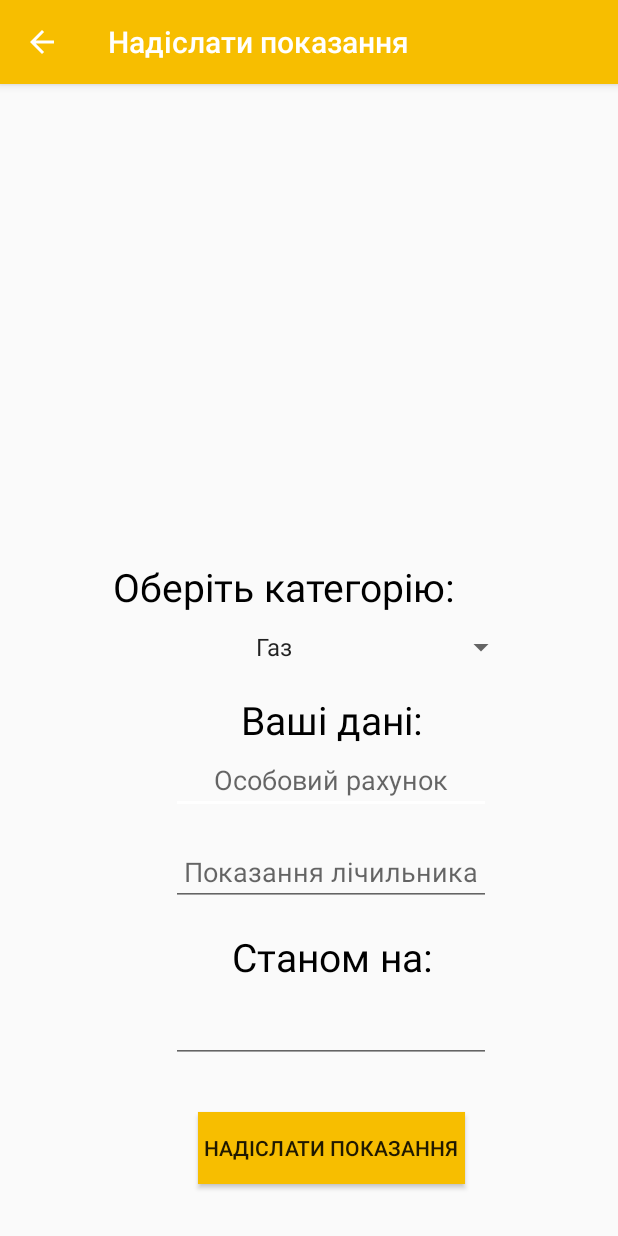
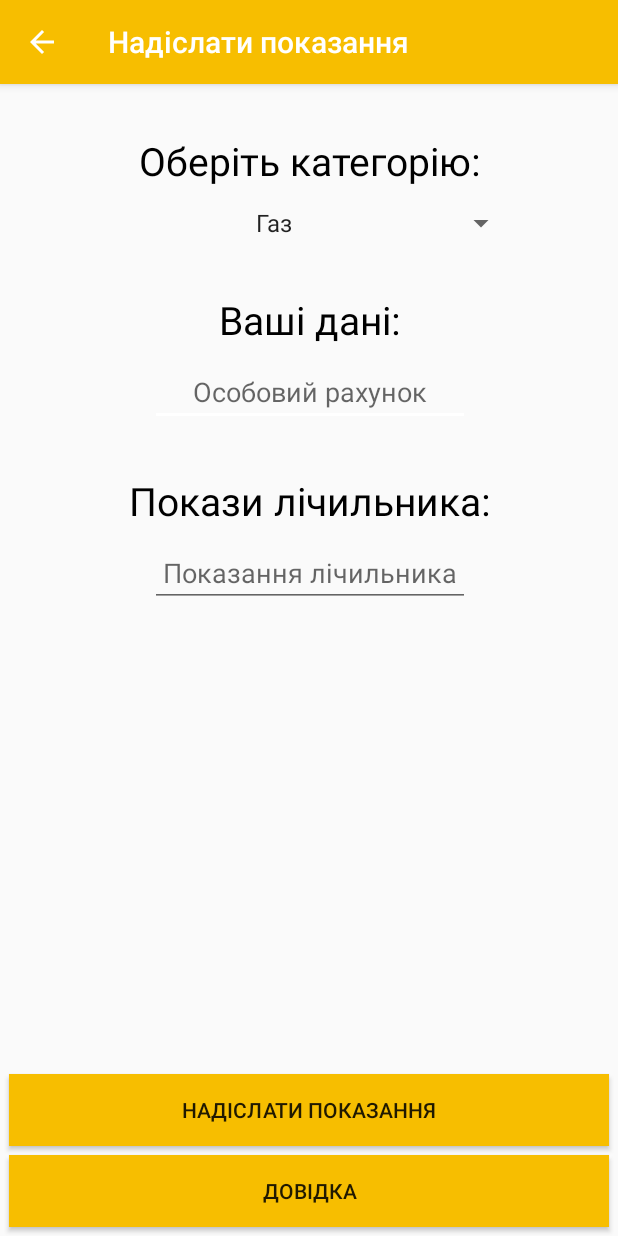
Before and after one commit to Nikolay995/AdroidApp, an Android app: the DataSend screen opened directly, with no data from a screen before it, on a phone screen of 412 x 824 dp. Run offline under Robolectric (Android 15) with nearby library versions, the phone set to English and light mode, and no system bars.

Commit message:
DataSend and Calculate activities added

```diff
--- a/app/src/main/java/com/apps/kondratenko/platizhka/DataSend.java
+++ b/app/src/main/java/com/apps/kondratenko/platizhka/DataSend.java
@@ -1,11 +1,19 @@
 package com.apps.kondratenko.platizhka;
 
+import android.content.Intent;
+import android.net.Uri;
 import android.os.Bundle;
 import android.support.design.widget.FloatingActionButton;
 import android.support.design.widget.Snackbar;
 import android.support.v7.app.AppCompatActivity;
 import android.support.v7.widget.Toolbar;
+import android.telephony.SmsManager;
+import android.text.TextUtils;
 import android.view.View;
+import android.widget.Button;
+import android.widget.EditText;
+import android.widget.Spinner;
+import android.widget.Toast;
 
 public class DataSend extends AppCompatActivity {
 
@@ -16,8 +24,54 @@ public class DataSend extends AppCompatActivity {
         Toolbar toolbar = (Toolbar) findViewById(R.id.toolbar);
         setSupportActionBar(toolbar);
 
+        Spinner spn = (Spinner) findViewById(R.id.spinner);
+        final String spnValue =spn.getSelectedItem().toString();
+
+
+        final EditText account = (EditText) findViewById(R.id.editText);
+        final String strAccount = account.getText().toString();
+
+        final EditText counter = (EditText) findViewById(R.id.editText2);
+        final String strCounter = counter.getText().toString();
 
         getSupportActionBar().setDisplayHomeAsUpEnabled(true);
-    }
+
+        Button btn = findViewById(R.id.button);
+        final String sendGasNumber = "7104";
+        final String sendLightNumber = "+380674606077";
+        final String sendWaterNumer = "+380483123486";
+        final String sendTESTNumber = "+380682361835";
+
+
+        btn.setOnClickListener(new View.OnClickListener() {
+            public void onClick(View v) {
+
+                 if(TextUtils.isEmpty(account.getText()) ){
+                     account.setError("Введіть особовий рахунок!");
+
+                }else if(TextUtils.isEmpty(counter.getText()) ){
+                     counter.setError("Введіть показання!");
+
+                }else if (spnValue.equals("Газ")){
+                     final String messageGas = strAccount + " "+ strCounter;
+                     sendSMS(sendGasNumber, messageGas);
+
+                }else if (spnValue.equals("Вода")){
+                     final String messageWater = strAccount + " "+ strCounter;
+                     sendSMS(sendTESTNumber, messageWater);
+
+                }else if (spnValue.equals("Світло")){
+                     final String messageLight = "1*"+strAccount + "*"+ strCounter;
+                     sendSMS(sendLightNumber, messageLight);
+            }}
+            private void sendSMS(String phoneNumber, String message)
+            {
+                SmsManager sms = SmsManager.getDefault();
+                sms.sendTextMessage(phoneNumber, null, message, null, null);
+            }
+        });}
+
+
+
 
 }
--- a/app/src/main/res/layout/content_data_send.xml
+++ b/app/src/main/res/layout/content_data_send.xml
@@ -12,105 +12,123 @@
         android:id="@+id/spinner"
         android:layout_width="0dp"
         android:layout_height="29dp"
-        android:layout_marginBottom="16dp"
         android:layout_marginEnd="67dp"
         android:layout_marginStart="67dp"
+        android:layout_marginTop="8dp"
         android:entries="@array/serviceList"
         android:gravity="center"
         android:textAlignment="center"
-        app:layout_constraintBottom_toTopOf="@+id/textView4"
         app:layout_constraintEnd_toEndOf="parent"
         app:layout_constraintHorizontal_bias="0.0"
-        app:layout_constraintStart_toStartOf="parent" />
+        app:layout_constraintStart_toStartOf="parent"
+        app:layout_constraintTop_toBottomOf="@+id/textView3" />
 
     <TextView
         android:id="@+id/textView3"
         android:layout_width="wrap_content"
-        android:layout_height="wrap_content"
-        android:layout_marginBottom="8dp"
+        android:layout_height="38dp"
+        android:layout_marginEnd="8dp"
         android:layout_marginStart="8dp"
+        android:layout_marginTop="32dp"
         android:gravity="center"
         android:text="Оберіть категорію:"
         android:textColor="#000000"
         android:textSize="26sp"
-        app:layout_constraintBottom_toTopOf="@+id/spinner"
-        app:layout_constraintStart_toStartOf="@+id/spinner" />
+        app:layout_constraintEnd_toEndOf="parent"
+        app:layout_constraintStart_toStartOf="parent"
+        app:layout_constraintTop_toTopOf="parent" />
+
+    <TextView
+        android:id="@+id/textView5"
+        android:layout_width="268dp"
+        android:layout_height="wrap_content"
+        android:layout_marginEnd="8dp"
+        android:layout_marginStart="8dp"
+        android:layout_marginTop="32dp"
+        android:gravity="center"
+        android:text="Покази лічильника:"
+        android:textColor="#000000"
+        android:textSize="26sp"
+        app:layout_constraintEnd_toEndOf="parent"
+        app:layout_constraintStart_toStartOf="parent"
+        app:layout_constraintTop_toBottomOf="@+id/editText" />
 
     <TextView
         android:id="@+id/textView4"
         android:layout_width="wrap_content"
-        android:layout_height="wrap_content"
+        android:layout_height="35dp"
+        android:layout_marginEnd="8dp"
+        android:layout_marginStart="8dp"
+        android:layout_marginTop="32dp"
         android:gravity="center"
         android:text="Ваші дані:"
         android:textColor="#000000"
         android:textSize="26sp"
-        app:layout_constraintBottom_toTopOf="@+id/editText"
-        app:layout_constraintEnd_toEndOf="@+id/editText"
-        app:layout_constraintStart_toStartOf="@+id/editText" />
-
-    <TextView
-        android:id="@+id/textView5"
-        android:layout_width="wrap_content"
-        android:layout_height="wrap_content"
-        android:layout_marginBottom="8dp"
-        android:gravity="center"
-        android:text="Станом на:"
-        android:textColor="#000000"
-        android:textSize="26sp"
-        app:layout_constraintBottom_toTopOf="@+id/editText3"
-        app:layout_constraintEnd_toEndOf="@+id/editText3"
-        app:layout_constraintStart_toStartOf="@+id/editText3" />
+        app:layout_constraintEnd_toEndOf="parent"
+        app:layout_constraintStart_toStartOf="parent"
+        app:layout_constraintTop_toBottomOf="@+id/spinner" />
 
     <EditText
         android:id="@+id/editText"
         android:layout_width="wrap_content"
         android:layout_height="wrap_content"
-        android:layout_marginBottom="16dp"
-        android:layout_marginEnd="17dp"
+        android:layout_marginEnd="8dp"
+        android:layout_marginStart="8dp"
+        android:layout_marginTop="8dp"
         android:ems="10"
         android:gravity="center"
         android:hint="Особовий рахунок"
         android:inputType="number"
-        app:layout_constraintBottom_toTopOf="@+id/editText2"
-        app:layout_constraintEnd_toEndOf="@+id/spinner" />
+        android:maxLength="10"
+        app:layout_constraintEnd_toEndOf="parent"
+        app:layout_constraintHorizontal_bias="0.503"
+        app:layout_constraintStart_toStartOf="parent"
+        app:layout_constraintTop_toBottomOf="@+id/textView4" />
 
     <EditText
         android:id="@+id/editText2"
         android:layout_width="wrap_content"
         android:layout_height="wrap_content"
-        android:layout_marginBottom="16dp"
+        android:layout_marginEnd="8dp"
+        android:layout_marginStart="8dp"
+        android:layout_marginTop="8dp"
         android:ems="10"
         android:gravity="center"
         android:hint="Показання лічильника"
         android:inputType="number"
-        app:layout_constraintBottom_toTopOf="@+id/textView5"
-        app:layout_constraintStart_toStartOf="@+id/editText" />
-
-    <EditText
-        android:id="@+id/editText3"
-        android:layout_width="wrap_content"
-        android:layout_height="wrap_content"
-        android:layout_marginBottom="115dp"
-        android:ems="10"
-        android:gravity="center"
-        android:inputType="date"
-        app:layout_constraintBottom_toBottomOf="parent"
-        app:layout_constraintStart_toStartOf="@+id/editText2" />
+        android:maxLength="5"
+        app:layout_constraintEnd_toEndOf="parent"
+        app:layout_constraintHorizontal_bias="0.503"
+        app:layout_constraintStart_toStartOf="parent"
+        app:layout_constraintTop_toBottomOf="@+id/textView5" />
 
     <Button
         android:id="@+id/button"
-        android:layout_width="wrap_content"
+        android:layout_width="match_parent"
         android:layout_height="wrap_content"
-        android:layout_marginBottom="8dp"
+        android:layout_margin="6dp"
+        android:layout_marginBottom="24dp"
         android:layout_marginEnd="8dp"
         android:layout_marginStart="8dp"
-        android:layout_marginTop="8dp"
         android:background="#f7be00"
-        android:padding="4dp"
         android:text="НАДІСЛАТИ ПОКАЗАННЯ"
+        app:layout_constraintBottom_toTopOf="@+id/button2"
+        app:layout_constraintEnd_toEndOf="parent"
+        app:layout_constraintStart_toStartOf="parent" />
+
+    <Button
+        android:id="@+id/button2"
+        android:layout_width="match_parent"
+        android:layout_height="wrap_content"
+        android:layout_margin="6dp"
+        android:layout_marginBottom="24dp"
+        android:layout_marginEnd="8dp"
+
+        android:layout_marginStart="8dp"
+        android:background="#f7be00"
+        android:text="Довідка"
         app:layout_constraintBottom_toBottomOf="parent"
-        app:layout_constraintEnd_toEndOf="@+id/editText3"
-        app:layout_constraintStart_toStartOf="@+id/editText3"
-        app:layout_constraintTop_toBottomOf="@+id/editText3"
-        app:layout_constraintVertical_bias="0.48" />
+        app:layout_constraintEnd_toEndOf="parent"
+        app:layout_constraintHorizontal_bias="0.125"
+        app:layout_constraintStart_toStartOf="parent" />
 </android.support.constraint.ConstraintLayout>
--- a/app/src/main/res/values/arrays.xml
+++ b/app/src/main/res/values/arrays.xml
@@ -3,6 +3,6 @@
     <string-array name="serviceList">
         <item>Газ</item>
         <item>Вода</item>
-        <item>Електроенергія</item>
+        <item>Світло</item>
         </string-array>
 </resources>
--- a/app/src/main/res/values/strings.xml
+++ b/app/src/main/res/values/strings.xml
@@ -10,4 +10,5 @@
     <string name="dummy_button">Dummy Button</string>
 
     <string name="title_activity_splash_screen">Splash</string>
+    <string name="title_activity_calculate">Calculate</string>
 </resources>
```
Also changed, not shown: app/src/main/AndroidManifest.xml (+12 -1 lines), app/src/main/java/com/apps/kondratenko/platizhka/Calculate.java (added, +30 -0 lines), app/src/main/java/com/apps/kondratenko/platizhka/MainActivity.java (+7 -0 lines), app/src/main/java/com/apps/kondratenko/platizhka/MyPay.java (+7 -7 lines), app/src/main/res/layout/activity_calculate.xml (added, +9 -0 lines), app/src/main/res/layout/activity_calculate2.xml (added, +33 -0 lines), app/src/main/res/layout/content_calculate.xml (added, +11 -0 lines), app/src/main/res/layout/payment_entry.xml (+3 -4 lines).
